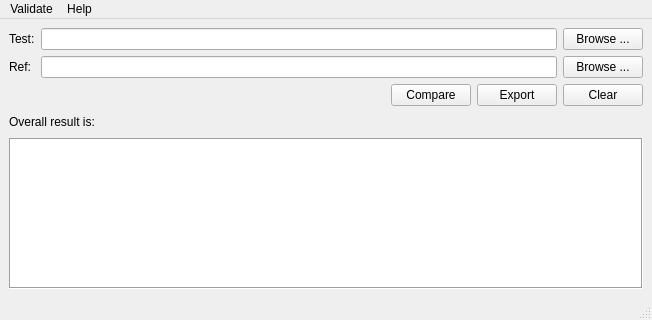
The window that ui/main_window.ui (cerealito/validate) describes before a commit, drawn with Qt 5.
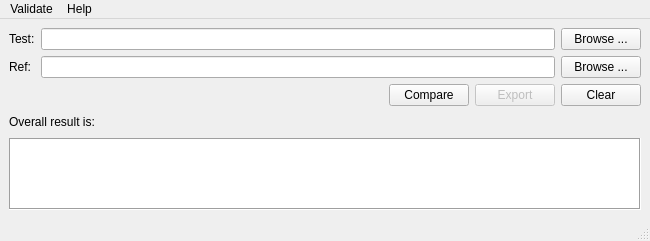
The same window after the commit. Custom widgets are drawn as their Qt base class.

Commit message: connecting slots to button actions

```diff
--- a/ui/main_window.ui
+++ b/ui/main_window.ui
@@ -6,10 +6,16 @@
    <rect>
     <x>0</x>
     <y>0</y>
-    <width>652</width>
-    <height>320</height>
+    <width>650</width>
+    <height>180</height>
    </rect>
   </property>
+  <property name="sizePolicy">
+   <sizepolicy hsizetype="Preferred" vsizetype="Preferred">
+    <horstretch>0</horstretch>
+    <verstretch>0</verstretch>
+   </sizepolicy>
+  </property>
   <property name="windowTitle">
    <string>Validate</string>
   </property>
@@ -108,6 +114,9 @@
     </item>
     <item row="2" column="5">
      <widget class="QPushButton" name="btn_export">
+      <property name="enabled">
+       <bool>false</bool>
+      </property>
       <property name="sizePolicy">
        <sizepolicy hsizetype="Fixed" vsizetype="Fixed">
         <horstretch>0</horstretch>
@@ -212,8 +221,8 @@
     <rect>
      <x>0</x>
      <y>0</y>
-     <width>652</width>
-     <height>22</height>
+     <width>650</width>
+     <height>18</height>
     </rect>
    </property>
    <widget class="QMenu" name="menu_help">
```
The commit also changes 2 other files.
